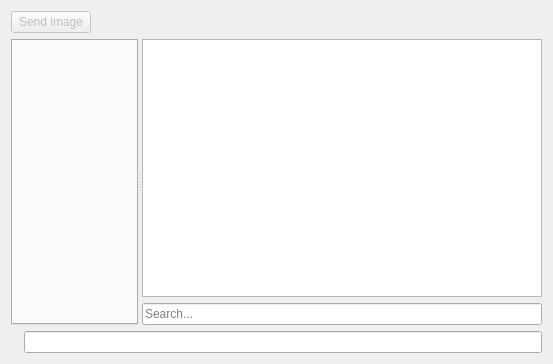
Above: ui/chatwidget.ui from lighterowl/czateria before the change. Below: the same form after it.
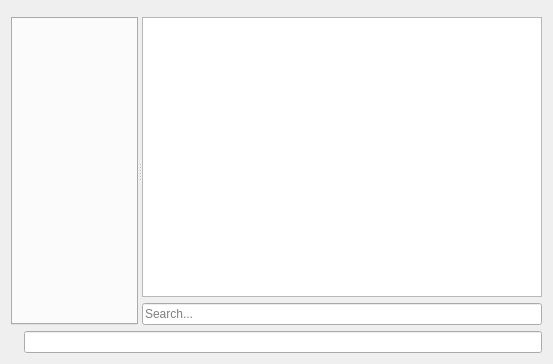
That is the form after the change. Icons and pictures are not drawn. Custom widgets are drawn as their Qt base class.

Commit message: Morph the "Send image" button into a QAction in a QToolBar

What changed in the file:
```diff
--- a/ui/chatwidget.ui
+++ b/ui/chatwidget.ui
@@ -39,29 +39,6 @@
       <property name="bottomMargin">
        <number>0</number>
       </property>
-      <item>
-       <widget class="QPushButton" name="sendImageButton">
-        <property name="enabled">
-         <bool>false</bool>
-        </property>
-        <property name="text">
-         <string>Send image</string>
-        </property>
-       </widget>
-      </item>
-      <item>
-       <spacer name="horizontalSpacer">
-        <property name="orientation">
-         <enum>Qt::Horizontal</enum>
-        </property>
-        <property name="sizeHint" stdset="0">
-         <size>
-          <width>40</width>
-          <height>20</height>
-         </size>
-        </property>
-       </spacer>
-      </item>
      </layout>
     </widget>
    </item>
```
The commit also changes 5 other files.
